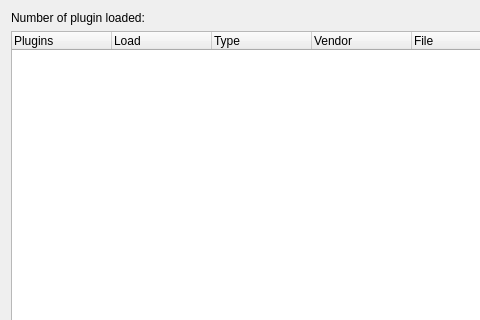
The window that src/meshlab/dialogs/plugin_info_dialog.ui (cnr-isti-vclab/meshlab) describes before a commit, drawn with Qt 5; both pictures show x 0 to 480 and y 0 to 320 of the 773 by 476 pixel window.
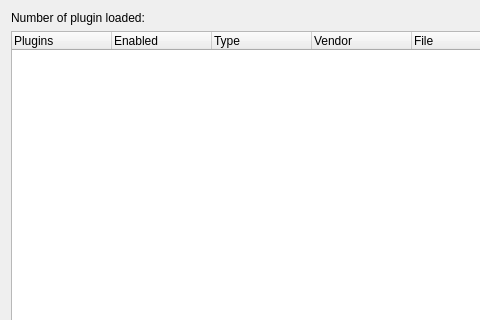
The same window after the commit.

Commit message: other features of plugin dialog

Diff of the .ui file:
```diff
--- a/src/meshlab/dialogs/plugin_info_dialog.ui
+++ b/src/meshlab/dialogs/plugin_info_dialog.ui
@@ -46,7 +46,7 @@
      </column>
      <column>
       <property name="text">
-       <string>Load</string>
+       <string>Enabled</string>
       </property>
      </column>
      <column>
```
The commit also changes 2 other files.
